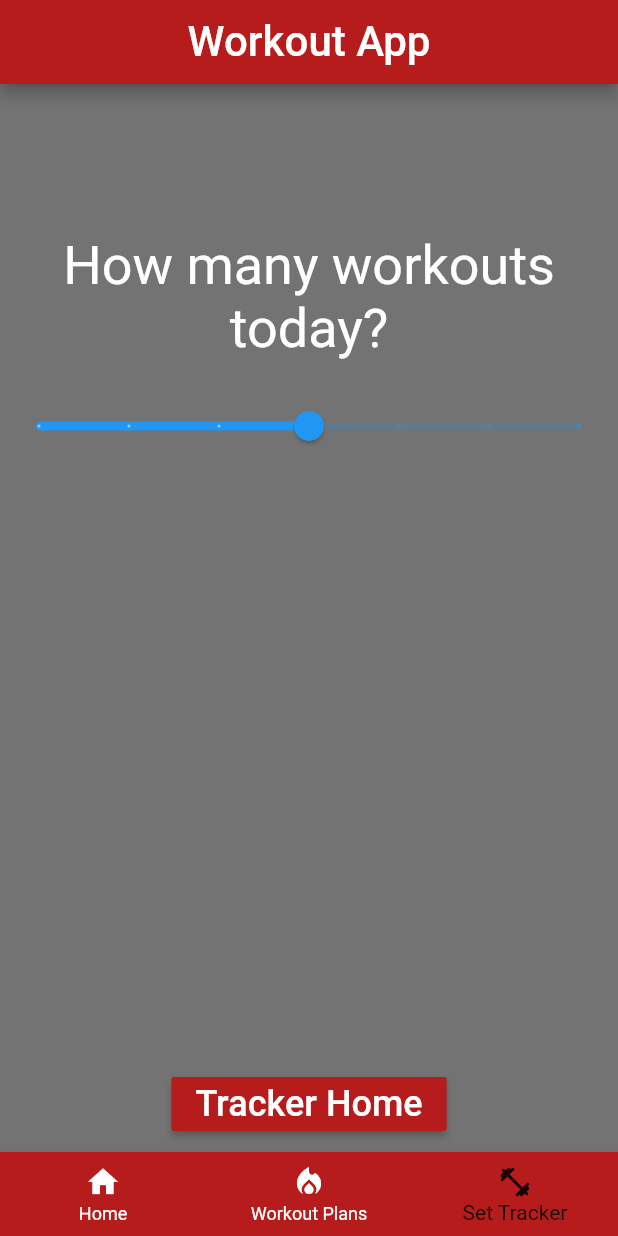
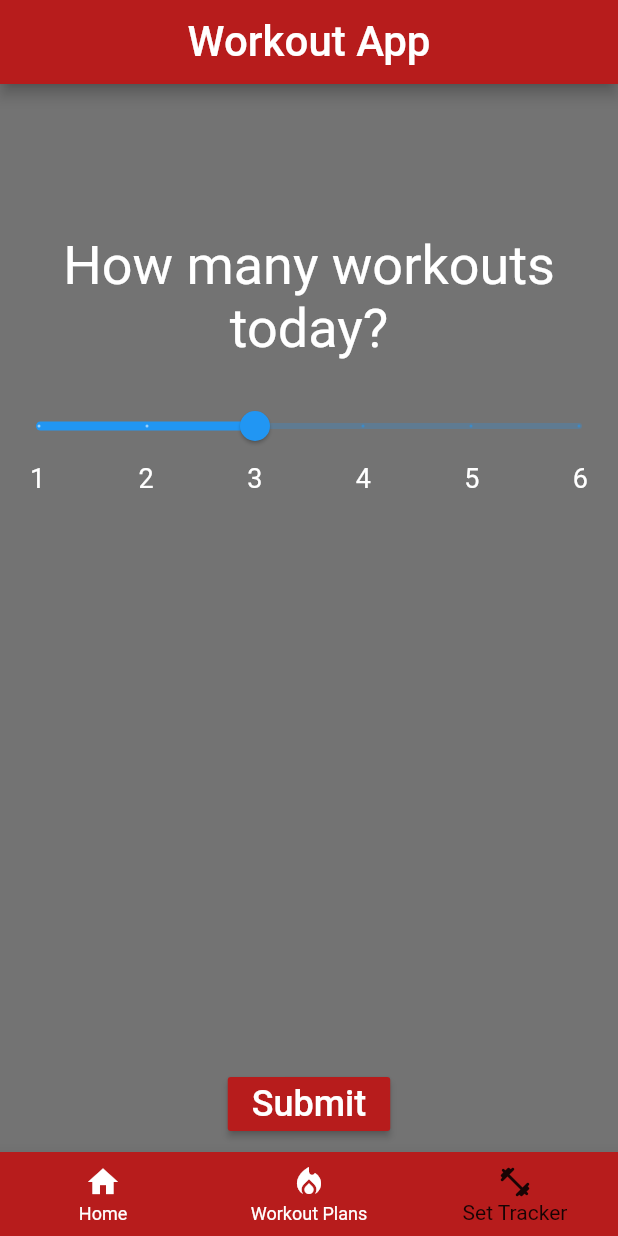
Before and after one commit to joeyjpowers/WorkoutCrossPlatformApp, a Flutter app: the screen it shows after launch, item 3 of the bottom bar chosen, on a phone screen of 412 x 824 dp. Run offline on Flutter 3.47's test engine with Material 2 defaults, Android fonts, the phone set to English and light mode, and no system bars; our stand-ins replace multi_select_flutter, sqflite; accounts and stored records are empty.

Commit message:
Added new page for tracker to select sets

```diff
--- a/lib/main.dart
+++ b/lib/main.dart
@@ -4,7 +4,8 @@ import './home.dart';
 import './tracker.dart';
 import './navbar.dart';
 import './workoutplanresults.dart';
-import 'package:firebase_core/firebase_core.dart';
+import './picksets.dart';
+//import 'package:firebase_core/firebase_core.dart';
 
 void main() {
   //WidgetsFlutterBinding.ensureInitialized();
@@ -21,6 +22,8 @@ class App extends StatefulWidget {
 class _AppState extends State<App> {
   var _page = 0; //set page to home
   //var _navBarIndex = 0;
+
+  double _numWorkouts = 0.0;
 
 
   void _setHome() {
@@ -47,13 +50,23 @@ class _AppState extends State<App> {
     });
   }
 
+  void _setPickSets(double numWorkouts) {
+    setState(() {
+        _page = 4;
+        _numWorkouts = numWorkouts;
+    });
+  }
+
   Widget getPage(var page) {
+    print(page);
     if (page == 1) {
       return WorkoutPlans(_setHome, _setWorkoutPlanResults);
     } else if (page == 2) {
-      return Tracker(_setHome);
+      return Tracker(_setPickSets);
     } else if (page == 3) {
       return WorkoutPlanResults();
+    } else if (page == 4) {
+      return PickSets(_numWorkouts);
     } else {
       return Home(_setWorkoutPlan, _setTracker);
     }
--- a/lib/tracker.dart
+++ b/lib/tracker.dart
@@ -1,8 +1,8 @@
 import 'package:flutter/material.dart';
 
 class Tracker extends StatefulWidget {
-  final VoidCallback setHome;
-  Tracker(this.setHome);
+  final Function(double) setPickSets;
+  Tracker(this.setPickSets);
 
   @override
   State<Tracker> createState() => _TrackerState();
@@ -33,13 +33,32 @@ class _TrackerState extends State<Tracker> {
         Slider(
           value: _numWorkouts,
           max: 6,
-          divisions: 6,
+          divisions: 5,
+          min: 1,
           label: _numWorkouts.round().toString(),
           onChanged: (double value) {
             setState(() {
               _numWorkouts = value;
             });
           },
+        ),
+        Container(
+          margin: EdgeInsets.only(left: 20, right: 20),
+          child: Row(
+            children: [
+              Text("1", style: TextStyle(color: Colors.white, fontSize: 18),),
+              Spacer(),
+              Text("2", style: TextStyle(color: Colors.white, fontSize: 18),),
+              Spacer(),
+              Text("3", style: TextStyle(color: Colors.white, fontSize: 18),),
+              Spacer(),
+              Text("4", style: TextStyle(color: Colors.white, fontSize: 18),),
+              Spacer(),
+              Text("5", style: TextStyle(color: Colors.white, fontSize: 18),),
+              Spacer(),
+              Text("6", style: TextStyle(color: Colors.white, fontSize: 18),),
+            ],
+          ),
         ),
         Spacer(),
         Center(
@@ -49,11 +68,13 @@ class _TrackerState extends State<Tracker> {
               alignment: Alignment.bottomCenter,
               child: RaisedButton(
                 child: Text(
-                  "Tracker Home",
+                  "Submit",
                   style: TextStyle(color: Colors.white, fontSize: 24),
                 ),
                 color: Colors.red[900],
-                onPressed: widget.setHome,
+                onPressed: () {
+                  widget.setPickSets(_numWorkouts);
+                },
               ),
             ),
           ),
--- a/lib/workoutplans.dart
+++ b/lib/workoutplans.dart
@@ -7,10 +7,6 @@ class WorkoutPlans extends StatefulWidget {
   final VoidCallback setResults;
   String daysSelected = '2';//number of days for workout
   String weightType = 'Body Weight';
-
-  String get days {
-    return daysSelected;
-  }
 
   WorkoutPlans(this.setHome, this.setResults);
 
--- a/pubspec.yaml
+++ b/pubspec.yaml
@@ -33,8 +33,7 @@ dependencies:
   path:
   path_provider:
   url_launcher:
-  firebase_core: ^1.15.0
-  firebase_database: ^9.0.12
+
   multi_select_flutter: ^4.1.2
 
 
```
Also changed, not shown: lib/picksets.dart (added, +83 -0 lines), pubspec.lock, 4 other files.
